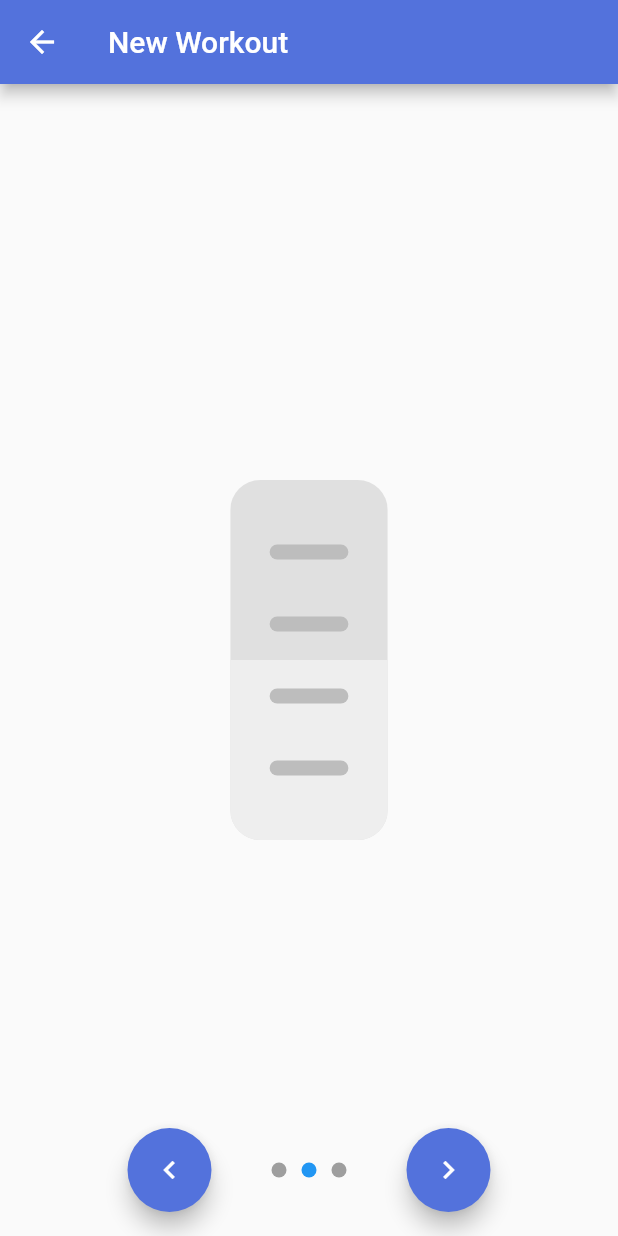
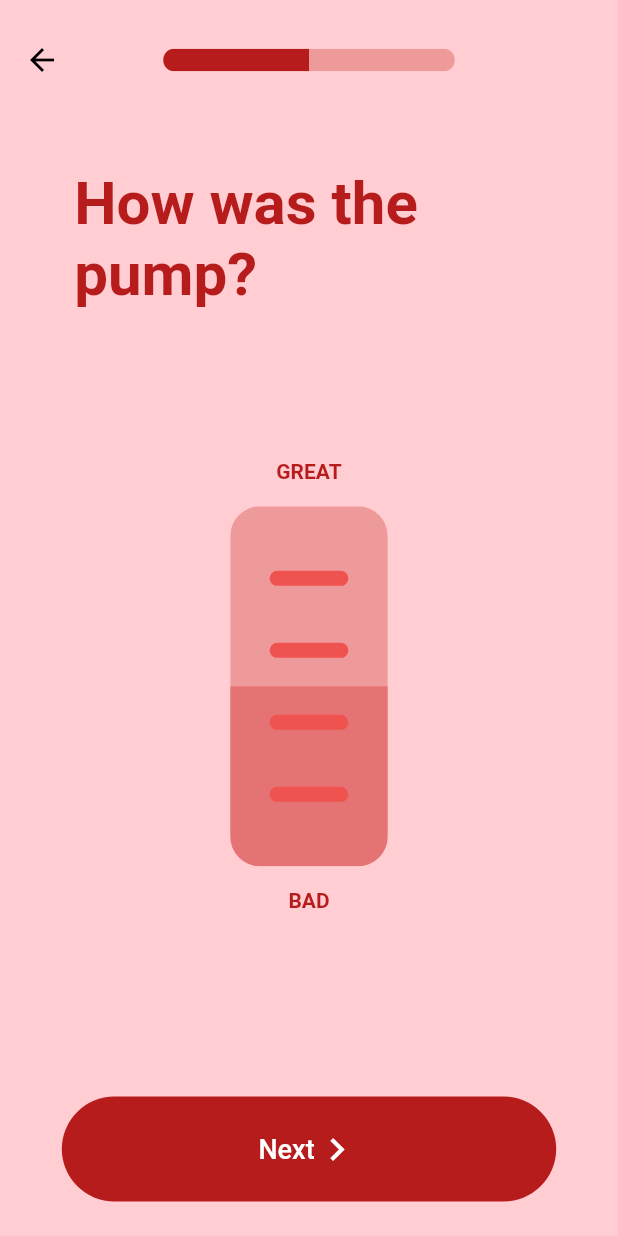
Before and after one commit to Tembero11/FitLog, a Flutter app: the AddWorkoutScreen screen opened directly, swiped to page 2, on a phone screen of 412 x 824 dp. Run offline on Flutter 3.47's test engine with Material 2 defaults, Android fonts, the phone set to English and light mode, and no system bars; our stand-ins replace vibration.

Commit message:
Change ui

```diff
--- a/lib/components/common/workout_slider.dart
+++ b/lib/components/common/workout_slider.dart
@@ -1,8 +1,13 @@
+import 'dart:math';
+
 import 'package:flutter/material.dart';
 import 'package:vibration/vibration.dart';
 
 class WorkoutSlider extends StatefulWidget {
-  const WorkoutSlider({super.key});
+  final Color? activeTrackColor;
+  final Color? inactiveTrackColor;
+  final Color? divisionColor;
+  const WorkoutSlider({super.key, this.activeTrackColor, this.inactiveTrackColor, this.divisionColor});
 
   @override
   State<WorkoutSlider> createState() => _SliderWorkoutState();
@@ -20,7 +25,7 @@ class _SliderWorkoutState extends State<WorkoutSlider> with SingleTickerProvider
   late AnimationController _controller;
   @override
   void initState() {
-    _controller = AnimationController(vsync: this, duration: const Duration(milliseconds: 40));
+    _controller = AnimationController(vsync: this);
 
     _controller.addListener(() {
       setState(() {
@@ -79,12 +84,19 @@ class _SliderWorkoutState extends State<WorkoutSlider> with SingleTickerProvider
           },
           onVerticalDragEnd: (details) {
             setState(() {
-              _controller.animateTo(_getClosestDivision(currentValue), duration: const Duration(milliseconds: 200), curve: Curves.linear);
+              _controller.animateTo(_getClosestDivision(currentValue), duration: const Duration(milliseconds: 100), curve: Curves.linear);
             });
             _divisionVibrate();
           },
           child: CustomPaint(
-            painter: SliderPainter(currentValue: currentValue, divisions: divisions),
+            painter: SliderPainter(
+              currentValue: currentValue,
+              divisions: divisions,
+
+              inactiveTrackColor: widget.inactiveTrackColor,
+              activeTrackColor: widget.activeTrackColor,
+              divisionColor: widget.divisionColor
+            ),
         ),
       ),
       ),
@@ -95,14 +107,23 @@ class _SliderWorkoutState extends State<WorkoutSlider> with SingleTickerProvider
 class SliderPainter extends CustomPainter {
   double currentValue;
   int divisions;
-  SliderPainter({required this.currentValue, this.divisions = 5});
+  final Color? activeTrackColor;
+  final Color? inactiveTrackColor;
+  final Color? divisionColor;
+  SliderPainter({
+    required this.currentValue,
+    this.divisions = 5,
+    this.inactiveTrackColor,
+    this.activeTrackColor,
+    this.divisionColor
+    });
 
   @override
   void paint(Canvas canvas, Size size) {
     // Paints
-    var inactiveTrackPaint = Paint()..color = Colors.grey.shade300;
-    var activeTrackPaint = Paint()..color = Colors.grey.shade200;
-    var divisionPaint = Paint()..color = Colors.grey.shade400;
+    var inactiveTrackPaint = Paint()..color = inactiveTrackColor != null ? inactiveTrackColor! : Colors.grey.shade300;
+    var activeTrackPaint = Paint()..color = activeTrackColor != null ? activeTrackColor! : Colors.grey.shade200;
+    var divisionPaint = Paint()..color = divisionColor != null ? divisionColor! : Colors.grey.shade400;
 
     var centerX = size.width / 2;
 
--- a/lib/screens/add_workout.dart
+++ b/lib/screens/add_workout.dart
@@ -1,5 +1,5 @@
 import 'package:flutter/material.dart';
-import 'package:gym_diary/components/common/dot_indicator.dart';
+import 'package:flutter/services.dart';
 import 'package:gym_diary/components/common/workout_slider.dart';
 
 class AddWorkoutScreen extends StatefulWidget {
@@ -11,14 +11,21 @@ class AddWorkoutScreen extends StatefulWidget {
 
 class _AddWorkoutScreenState extends State<AddWorkoutScreen> {
   late PageController _pageController;
+  final int _pageCount = 4;
 
   @override
   void initState() {
     _pageController = PageController();
+    _pageController.addListener(() {
+      setState(() {});
+    });
     super.initState();
   }
 
   void nextPage() {
+    if (_pageController.page == _pageCount - 1) {
+      Navigator.pop(context);
+    }
     _pageController.nextPage(
       duration: const Duration(milliseconds: 200),
       curve: Curves.easeInOut,
@@ -27,7 +34,7 @@ class _AddWorkoutScreenState extends State<AddWorkoutScreen> {
 
   void prevPage() {
     _pageController.previousPage(
-      duration: const Duration(milliseconds: 200),
+      duration: const Duration(milliseconds: 300),
       curve: Curves.easeInOut,
     );
   }
@@ -37,31 +44,37 @@ class _AddWorkoutScreenState extends State<AddWorkoutScreen> {
   @override
   Widget build(BuildContext context) {
     return Scaffold(
+        backgroundColor: Colors.red.shade100,
+        extendBodyBehindAppBar: false,
         appBar: AppBar(
-          title: const Text("New Workout"),
+          systemOverlayStyle: SystemUiOverlayStyle(
+            statusBarColor: Colors.red.shade100,
+            statusBarIconBrightness: Brightness.dark,
+            statusBarBrightness: Brightness.light,
           ),
-        floatingActionButton: Row(
-          mainAxisAlignment: MainAxisAlignment.center,
+          title: FractionallySizedBox(
+            widthFactor: .6,
+            child: ClipRRect(
+            borderRadius: BorderRadius.circular(100),
+            child: LinearProgressIndicator(
+            minHeight: 15,
+            color: Colors.red.shade900,
+            backgroundColor: Colors.red.shade200,
+            value: _pageController.hasClients ? (_pageController.page! + 1) / _pageCount : 0
+          ),
+          ),
+          ),
+          centerTitle: true,
+          elevation: 0,
+          backgroundColor: Colors.transparent,
+          foregroundColor: Theme.of(context).colorScheme.onBackground,
+          toolbarHeight: 80,
+        ),
+        body: Column(
           children: [
-            FloatingActionButton(
-              heroTag: 'prevBtn',
-              onPressed: prevPage,
-              child: const Icon(Icons.chevron_left),
-            ),
-            const SizedBox(width: 40),
-            DotIndicator(controller: _pageController, pageCount: 3),
-            const SizedBox(width: 40),
-            FloatingActionButton(
-              heroTag: 'mainBtn',
-              onPressed: nextPage,
-              child: const Icon(Icons.chevron_right),
-            ),
-          ],
-        ),
-        floatingActionButtonLocation: FloatingActionButtonLocation.centerFloat,
-        body: Stack(
-          children: [
-            PageView(
+            Flexible(
+              flex: 7,
+              child: PageView(
                 controller: _pageController,
                 scrollDirection: Axis.horizontal,
                 children: [
@@ -72,21 +85,88 @@ class _AddWorkoutScreenState extends State<AddWorkoutScreen> {
                       itemBuilder: ((context, index) {
                         return Padding(
                           padding: const EdgeInsets.fromLTRB(50, 0, 50, 15),
-                        child: ElevatedButton(
+                          child: TextButton(
                             onPressed: nextPage,
+                            style: ButtonStyle(
+                              padding: MaterialStateProperty.all(const EdgeInsets.all(20)),
+                              foregroundColor: MaterialStateProperty.all(Colors.white),
+                              backgroundColor: MaterialStateProperty.all(Colors.red.shade900),
+                              shape: MaterialStateProperty.all(RoundedRectangleBorder(borderRadius: BorderRadius.circular(60)))
+                            ),
                             child: Text(workoutNames[index]),
                           ),
                         );
                       }),
                     ),
                   ),
-                const Center(
-                  child: WorkoutSlider(),
+                  FractionallySizedBox(
+                    heightFactor: .9,
+                    child: Column(
+                      mainAxisAlignment: MainAxisAlignment.start,
+                      crossAxisAlignment: CrossAxisAlignment.center,
+                      children: [
+                        Align(
+                          alignment: const Alignment(-.4, 1),
+                          child: FractionallySizedBox(
+                          widthFactor: .6,
+                          child: Text("How was the pump?", style: TextStyle(
+                          fontSize: 40,
+                          fontWeight: FontWeight.bold,
+                          color: Colors.red.shade900
+                        ),),
+                        ),
+                        ),
+                        const SizedBox(height: 100),
+                        Column(
+                          children: [
+                            Text("GREAT", style: TextStyle(
+                              fontWeight: FontWeight.bold,
+                              color: Colors.red.shade900,
+                            ),),
+                            const SizedBox(height: 15),
+                            WorkoutSlider(
+                              activeTrackColor: Colors.red.shade300,
+                              inactiveTrackColor: Colors.red.shade200,
+                              divisionColor: Colors.red.shade400,
+                            ),
+                            const SizedBox(height: 15),
+                            Text("BAD", style: TextStyle(
+                              fontWeight: FontWeight.bold,
+                              color: Colors.red.shade900,
+                            )),
+                          ],
+                        ),
+                      ]
+                    ),
                   ),
                   Text("Hello world"),
                   Text("Hello world"),
                 ],
               ),
+            ),
+            Flexible(
+              flex: 1,
+              child: FractionallySizedBox(
+                widthFactor: .8,
+                child: TextButton(
+                onPressed: nextPage,
+                style: ButtonStyle(
+                  foregroundColor: MaterialStateProperty.all(Colors.white),
+                  backgroundColor: MaterialStateProperty.all(Colors.red.shade900),
+                  padding: MaterialStateProperty.all(const EdgeInsets.all(20)),
+                  shape: MaterialStateProperty.all(RoundedRectangleBorder(borderRadius: BorderRadius.circular(60)))
+                ),
+                child: const Row(
+                  mainAxisAlignment: MainAxisAlignment.center,
+                  crossAxisAlignment: CrossAxisAlignment.center,
+                  children: [
+                    Text("Next", style: TextStyle(fontSize: 18),),
+                    Icon(Icons.chevron_right, size: 30,),
+                  ],
+                ),
+              ),
+              ),
+            )
           ],
         ));
   }
```
Lines whose indentation alone changed are shown as unchanged.
